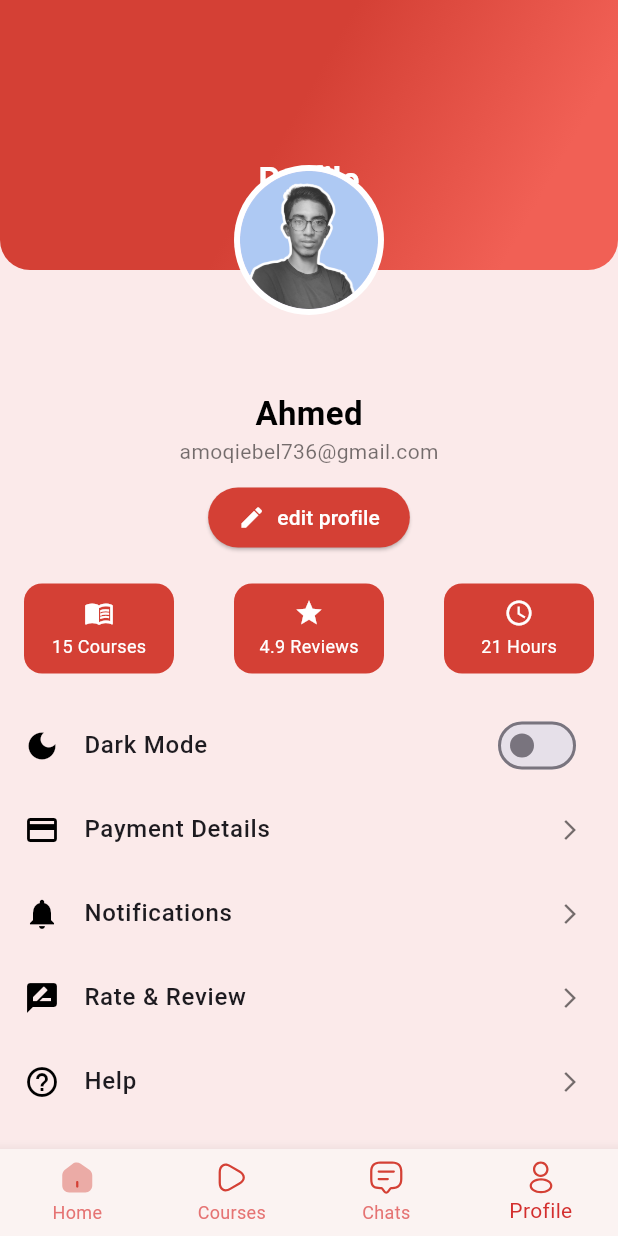
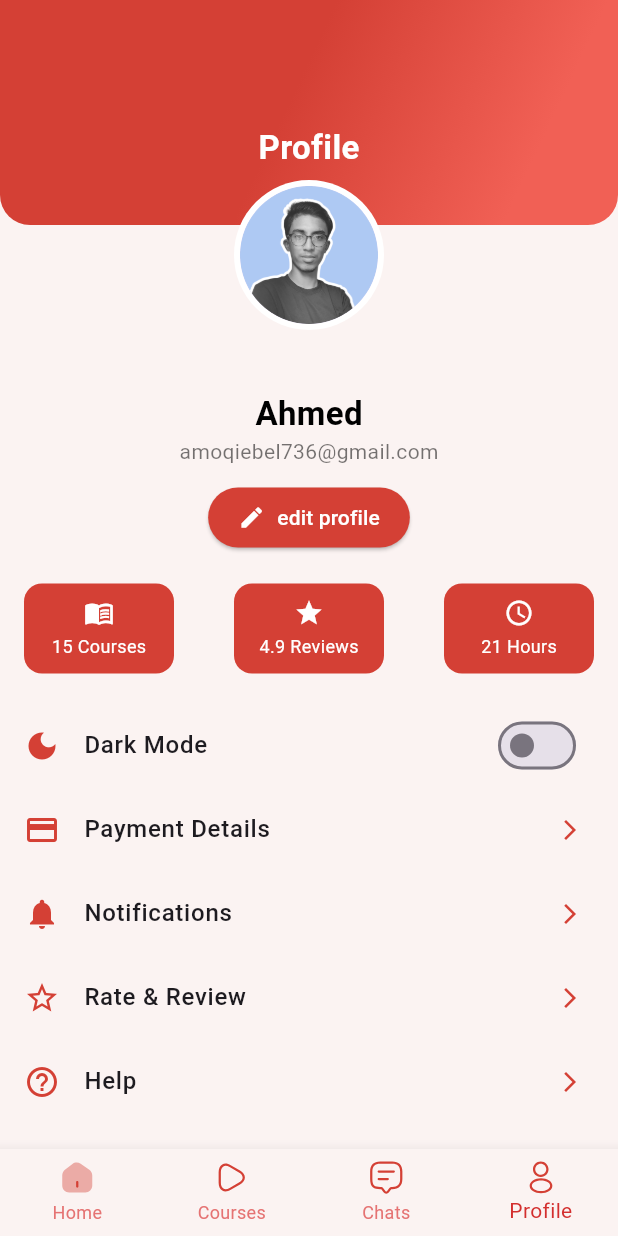
Before and after one commit to AhmedMoqiebell/Our-Flutter-Project, a Flutter app: the screen it shows after launch, item 4 of the bottom bar chosen, on a phone screen of 412 x 824 dp. Run offline on Flutter 3.47's test engine with Material 3 defaults, Android fonts, the light colour scheme and no system bars; our stand-ins replace flutter_svg.

Commit message:
Profile Page Compleated

```diff
--- a/lib/main.dart
+++ b/lib/main.dart
@@ -17,7 +17,7 @@ class MyApp extends StatefulWidget {
 }
 
 class _MyAppState extends State<MyApp> {
-  int _currentIndex = 0; // التبويب الافتراضي Chats
+  int _currentIndex = 0;
 
   final List<Widget> _pages = [
     HomePage(),
--- a/lib/pages/chats_page.dart
+++ b/lib/pages/chats_page.dart
@@ -32,7 +32,7 @@ class ChatsPage extends StatelessWidget {
             child: Container(
               height: 55,
               decoration: BoxDecoration(
-                color: const Color(0xFFBF3F2),
+                color: const Color(0xFFFBF3F2),
                 borderRadius: BorderRadius.circular(27.5),
                 border: Border.all(color: Color(0xFFD44035), width: 1),
               ),
--- a/lib/pages/profile.dart
+++ b/lib/pages/profile.dart
@@ -6,7 +6,7 @@ class ProfilePage extends StatelessWidget {
   @override
   Widget build(BuildContext context) {
     return Scaffold(
-      backgroundColor: const Color(0xFFFBEAEA),
+      backgroundColor: const Color(0xFFFBF3F2),
       body: Stack(
         children: [
           // ===== محتوى الصفحة القابل للتمرير =====
@@ -61,7 +61,7 @@ class ProfilePage extends StatelessWidget {
                 const _OptionTile(icon: Icons.dark_mode, title: 'Dark Mode', hasSwitch: true),
                 const _OptionTile(icon: Icons.payment, title: 'Payment Details'),
                 const _OptionTile(icon: Icons.notifications, title: 'Notifications'),
-                const _OptionTile(icon: Icons.rate_review, title: 'Rate & Review'),
+                const _OptionTile(icon: Icons.star_border, title: 'Rate & Review'),
                 const _OptionTile(icon: Icons.help_outline, title: 'Help'),
                 const SizedBox(height: 40),
               ],
@@ -70,7 +70,7 @@ class ProfilePage extends StatelessWidget {
 
           // ===== AppBar متدرج =====
           Container(
-            height: 180,
+            height: 150,
             decoration: const BoxDecoration(
               gradient: LinearGradient(
                 begin: Alignment(-0.07, -0.06),
@@ -94,7 +94,7 @@ class ProfilePage extends StatelessWidget {
 
           // ===== صورة البروفايل وسط الـ AppBar والـ body =====
           Positioned(
-            top: 110,
+            top: 120,
             left: MediaQuery.of(context).size.width / 2 - 50,
             child: CircleAvatar(
               radius: 50,
@@ -153,16 +153,16 @@ class _OptionTile extends StatelessWidget {
   @override
   Widget build(BuildContext context) {
     return ListTile(
-      leading: Icon(icon, color: Colors.black), // أيقونات باللون الأسود
+      leading: Icon(icon, color: Color(0xFFD44035),), // أيقونات باللون الأسود
       title: Text(title,
           style: const TextStyle(fontSize: 16, fontWeight: FontWeight.w500)),
       trailing: hasSwitch
           ? Switch(
         value: false,
-        activeColor: const Color(0xFFD44035),
+        activeThumbColor: const Color(0xFFD44035),
         onChanged: (val) {},
       )
-          : const Icon(Icons.arrow_forward_ios, size: 16, color: Colors.black54),
+          : const Icon(Icons.arrow_forward_ios, size: 16, color: Color(0xFFD44035),),
       onTap: () {},
     );
   }
```
